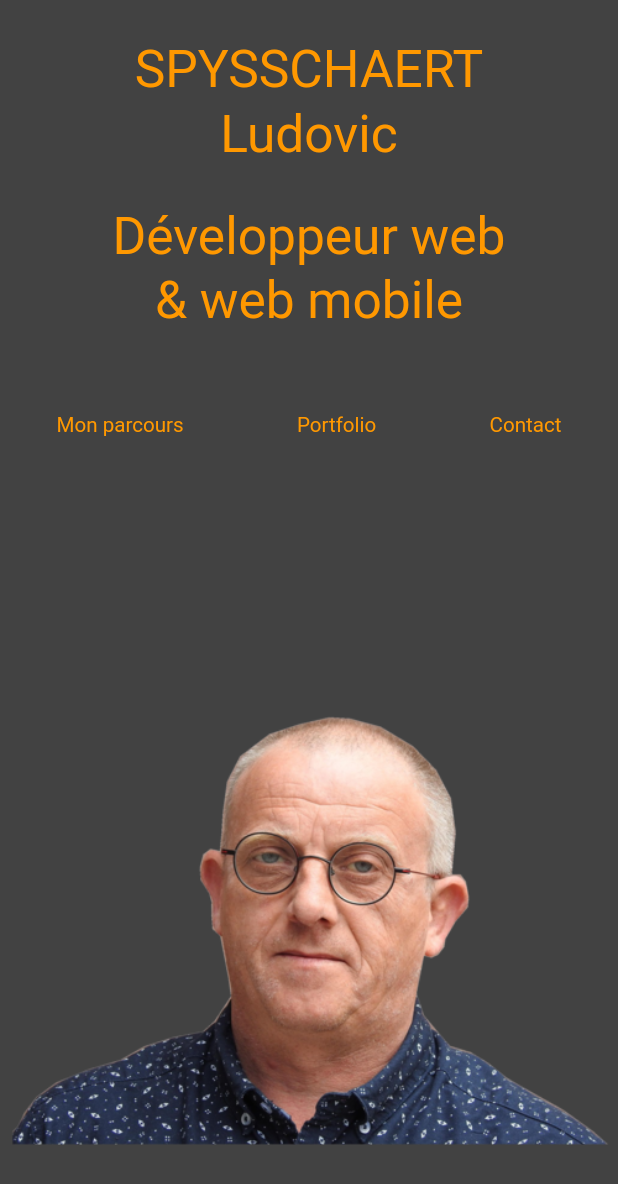
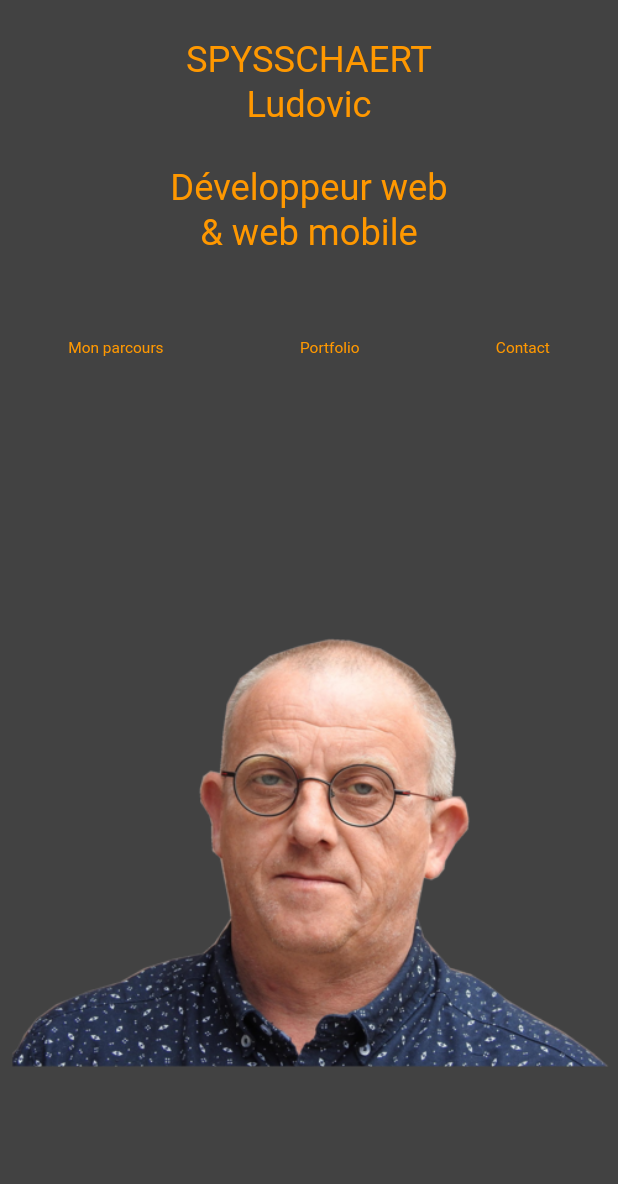
Before and after one commit to pickypou/mon_site_cv, a Flutter app: the screen it shows after launch, on a phone screen of 412 x 824 dp. Shown: the top 1184 px of the screen. Run offline on Flutter 3.47's test engine with Material 3 defaults, Android fonts, the phone set to English and light mode, and no system bars; Roboto replaces fonts that are missing (LORA, lato).

Commit message:
mise en page de homePage suivant écran

```diff
--- a/lib/ui/common/theme/theme.dart
+++ b/lib/ui/common/theme/theme.dart
@@ -15,7 +15,7 @@ TextStyle titleStyle(BuildContext context) {
       const TextStyle();
 }
 
-TextStyle titleStyleMedium(BuildContext context) {
+TextStyle titleStyleLarge(BuildContext context) {
   Size size = MediaQuery.sizeOf(context);
   double? titlefont = size.width / 12;
   return Theme.of(context).textTheme.headlineLarge?.copyWith(
@@ -23,6 +23,17 @@ TextStyle titleStyleMedium(BuildContext context) {
         color: theme.secondaryHeaderColor,
         fontFamily: "lora".toUpperCase(),
       ) ??
+      const TextStyle();
+}
+
+TextStyle titleStyleMedium(BuildContext context) {
+  Size size = MediaQuery.sizeOf(context);
+  double? titlefont = size.width / 17;
+  return Theme.of(context).textTheme.headlineLarge?.copyWith(
+    fontSize: titlefont,
+    color: theme.secondaryHeaderColor,
+    fontFamily: "lora".toUpperCase(),
+  ) ??
       const TextStyle();
 }
 
@@ -39,7 +50,7 @@ TextStyle titleStyleSmall(BuildContext context) {
 
 TextStyle textStyleText(BuildContext context) {
   Size size = MediaQuery.sizeOf(context);
-  double? titlefont = size.width / 30;
+  double? titlefont = size.width / 40;
   return Theme.of(context).textTheme.headlineLarge?.copyWith(
     fontSize: titlefont,
     color: theme.secondaryHeaderColor,
--- a/lib/ui/common/widgets/image_profile/image_profile.dart
+++ b/lib/ui/common/widgets/image_profile/image_profile.dart
@@ -28,17 +28,22 @@ class ImageProfile extends StatelessWidget {
           ),
         ),
       );
-    } else {
-      return Column(
-        mainAxisAlignment: MainAxisAlignment.start,
-        crossAxisAlignment: CrossAxisAlignment.end,
-        children: [
-          Image.asset(
-            ImageProfile.imagePath,
-            fit: BoxFit.fill,
+    } else if( screenWidth >= 650 && screenWidth < 950){
+      return SizedBox(
+        width: MediaQuery.sizeOf(context).width /2,
+        child: Padding(
+          padding: EdgeInsets.zero,
+          child:
+              Image.asset(
+                ImageProfile.imagePath,
+                fit: BoxFit.cover,
+              ),
+
           ),
-        ],
+
       );
+    }else {
+      return const SizedBox();
     }
   }
 }
--- a/lib/ui/home_page/home_page.dart
+++ b/lib/ui/home_page/home_page.dart
@@ -56,77 +56,116 @@ class HomePage extends StatelessWidget {
         ),
       );
     } else if (screenWidth >= 650 && screenWidth < 950) {
-      return Center(
+      return SizedBox(
+          height: MediaQuery.sizeOf(context).height,
+          width: MediaQuery.sizeOf(context).width,
           child: Padding(
-          padding: const EdgeInsets.fromLTRB(15, 25, 0, 0),
+              padding: const EdgeInsets.fromLTRB(20, 20, 0, 0),
               child: Column(
                   mainAxisAlignment: MainAxisAlignment.start,
+                  crossAxisAlignment: CrossAxisAlignment.start,
                   children: [
-              Text('SPYSSCHAERT', style: titleStyleMedium(context)),
-              Text('Ludovic', style: titleStyleMedium(context)),
-              Padding(
-                padding: const EdgeInsets.fromLTRB(0, 25, 15, 0),
-                child: Column(
+                    Row(children: [
+                      Text(
+                        'SPYSSCHAERT \n Ludovic',
+                        style: titleStyleMedium(context),
+                      ),
+                      Flexible(
+                          child: Container(
+                        child: const SizedBox(
+                          width: double
+                              .infinity, // Le SizedBox prend toute la largeur disponible à l'intérieur du Container
+                          height: 170,
+                          child: Row(
+                            mainAxisAlignment: MainAxisAlignment.spaceAround,
+                            children: [
+                              Column(
                                 mainAxisAlignment: MainAxisAlignment.end,
-                    children: [
-                      Text('Développeur web', style: titleStyleMedium(context)),
-                      Text('& web mobile', style: titleStyleMedium(context)),
-                      Padding(
-                          padding: const EdgeInsets.fromLTRB(0, 25, 0, 60),
-                          child: SizedBox(
-                            height: 100,
-                            width: MediaQuery.sizeOf(context).width,
-                            child: const Column(
+                                crossAxisAlignment: CrossAxisAlignment.end,
+                                children: [RouteButton(text: 'Mon\nparcours')],
+                              ),
+                              Column(
                                 mainAxisAlignment: MainAxisAlignment.center,
-                              crossAxisAlignment:CrossAxisAlignment.center,
-                              children: [
-                                Row(
-                                    mainAxisAlignment:
-                                    MainAxisAlignment.spaceAround,
-                                    children: [SizedBox(
-                                      child: Column(
+                                crossAxisAlignment: CrossAxisAlignment.center,
+                                children: [RouteButton(text: 'Portfolio')],
+                              ),
+                              Column(
                                 mainAxisAlignment: MainAxisAlignment.start,
-                                        crossAxisAlignment: CrossAxisAlignment.end,
-                                        children: [
-                                          RouteButton(text: 'Mon parcours'),
+                                crossAxisAlignment: CrossAxisAlignment.start,
+                                children: [RouteButton(text: 'Contact')],
+                              )
                             ],
                           ),
                         ),
-                                      SizedBox(
+                      )),
+                    ]),
+                    Flexible(
+                      child: Container(
+                          child: SizedBox(
+                        width: double.infinity,
+                        child: Row(
+                          mainAxisAlignment: MainAxisAlignment.spaceBetween,
+                          children: [
+                            const Column(
+                              mainAxisAlignment: MainAxisAlignment.end,
+                              crossAxisAlignment: CrossAxisAlignment.end,
+                              children: [
+                                ImageProfile(),
+                              ],
+                            ),
+                            Expanded(
                                 child: Column(
-                                          mainAxisAlignment: MainAxisAlignment.center,
+                              mainAxisAlignment: MainAxisAlignment.end,
                               crossAxisAlignment: CrossAxisAlignment.center,
                               children: [
-                                            RouteButton(text: 'Portfolio'),
+                                Padding(
+                                  padding:
+                                      const EdgeInsets.fromLTRB(0, 0, 0, 200),
+                                  child: Text(
+                                    'Développeur Web \n & Web Mobile',
+                                    style: titleStyleMedium(context),
+                                  ),
+                                )
+                              ],
+                            ))
                           ],
                         ),
+                      )),
                     ),
-                                      SizedBox(
+
+                    // rien après
+                  ])));
+    } else {
+      return SizedBox(
+          height: MediaQuery.sizeOf(context).height,
+          width: MediaQuery.sizeOf(context).width,
+          child: Padding(
+              padding: const EdgeInsets.fromLTRB(20, 20, 0, 0),
+              child:
+                    Row(
+                      mainAxisAlignment: MainAxisAlignment.spaceBetween,
+                        children: [
+                      Flexible(
+              child: Container(
+                child: SizedBox(
+                  width: double.infinity,
                   child: Column(
-                                          mainAxisAlignment: MainAxisAlignment.end,
+                    mainAxisAlignment: MainAxisAlignment.start,
                     crossAxisAlignment: CrossAxisAlignment.start,
                     children: [
-                                            RouteButton(text: 'Portfolio'),
+                      Text('SPYSSCHAERT \n Ludovic', style: titleStyleMedium(context),
+                      ),
                     ],
-                                        ),
                   ),
 
 
 
-                                      RouteButton(text: 'Contact'),
+                ),
+              )
+
+          ),
                     ])
-                              ],
-                            ),
-                          ))
-                    ]),
-              ),
-              const ImageProfile(),
-            ],
-          ),
-        ),
-      );
-    } else {
-      return const ImageProfile();
+                  ));
     }
   }
 }
```
Lines whose indentation alone changed are shown as unchanged.
